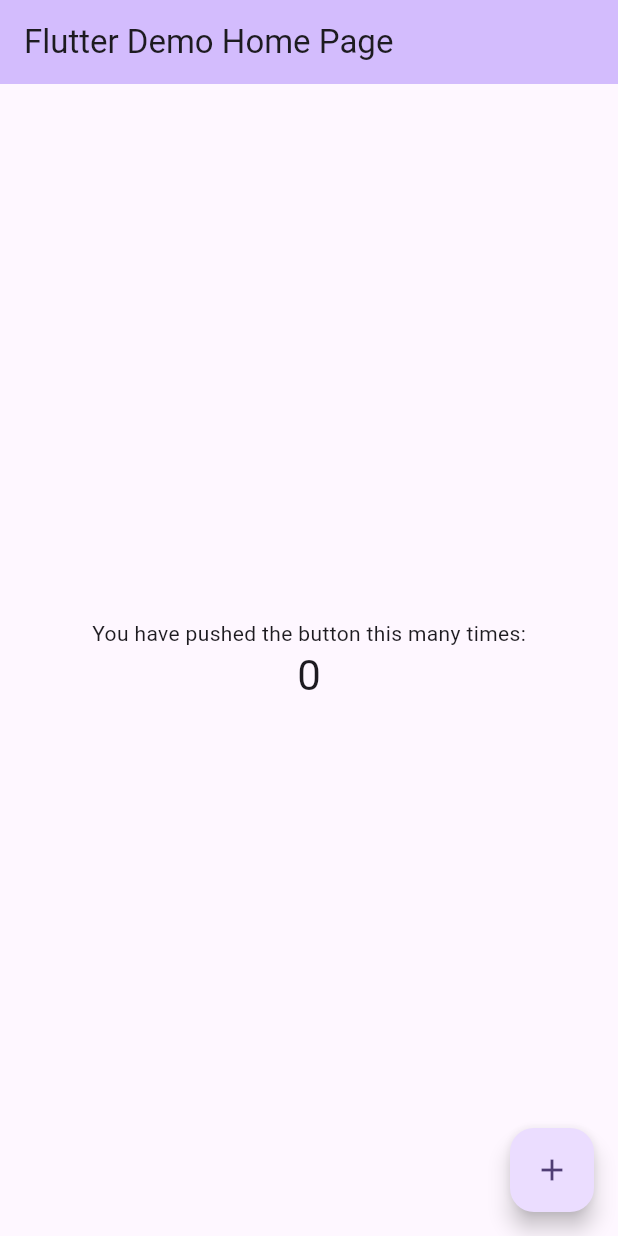
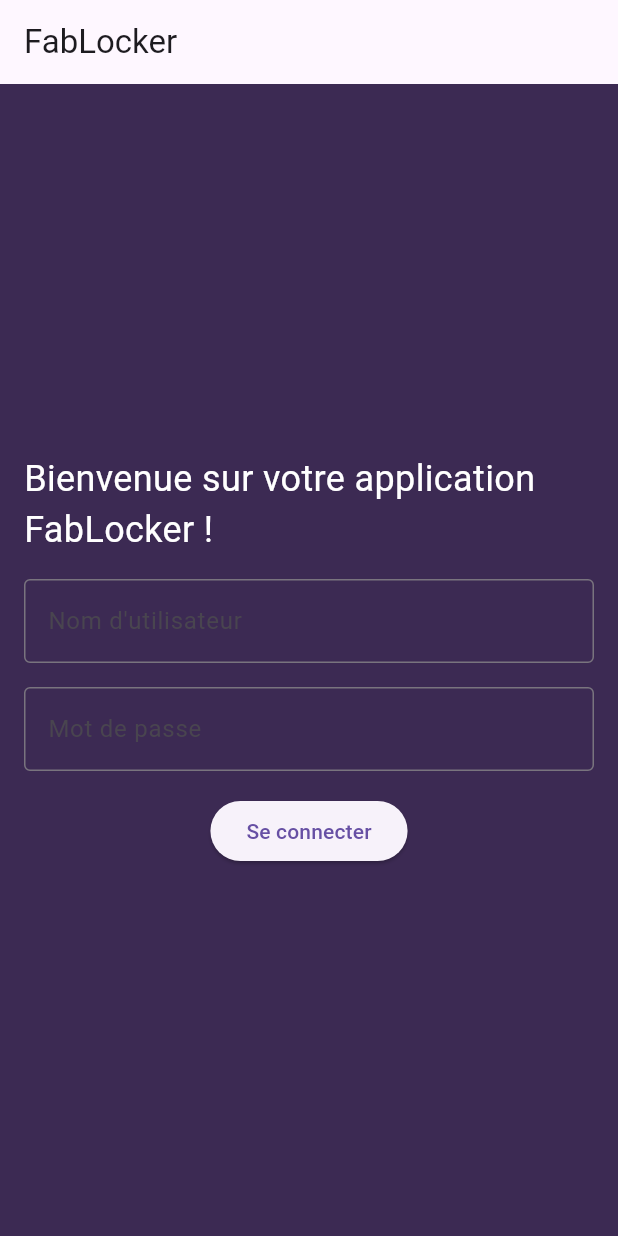
Before and after one commit to TheoPrs/FabLocker, a Flutter app: the screen it shows after launch, on a phone screen of 412 x 824 dp. Run offline on Flutter 3.47's test engine with Material 3 defaults, Android fonts, the phone set to English and light mode, and no system bars.

Commit message:
V1 appli

```diff
--- a/fablocker/lib/main.dart
+++ b/fablocker/lib/main.dart
@@ -1,125 +1,67 @@
 import 'package:flutter/material.dart';
 
 void main() {
-  runApp(const MyApp());
+  runApp(MyApp());
 }
 
 class MyApp extends StatelessWidget {
-  const MyApp({super.key});
-
-  // This widget is the root of your application.
   @override
   Widget build(BuildContext context) {
     return MaterialApp(
-      title: 'Flutter Demo',
-      theme: ThemeData(
-        // This is the theme of your application.
-        //
-        // TRY THIS: Try running your application with "flutter run". You'll see
-        // the application has a purple toolbar. Then, without quitting the app,
-        // try changing the seedColor in the colorScheme below to Colors.green
-        // and then invoke "hot reload" (save your changes or press the "hot
-        // reload" button in a Flutter-supported IDE, or press "r" if you used
-        // the command line to start the app).
-        //
-        // Notice that the counter didn't reset back to zero; the application
-        // state is not lost during the reload. To reset the state, use hot
-        // restart instead.
-        //
-        // This works for code too, not just values: Most code changes can be
-        // tested with just a hot reload.
-        colorScheme: ColorScheme.fromSeed(seedColor: Colors.deepPurple),
-        useMaterial3: true,
-      ),
-      home: const MyHomePage(title: 'Flutter Demo Home Page'),
+      home: MyHomePage(),
     );
   }
 }
 
-class MyHomePage extends StatefulWidget {
-  const MyHomePage({super.key, required this.title});
-
-  // This widget is the home page of your application. It is stateful, meaning
-  // that it has a State object (defined below) that contains fields that affect
-  // how it looks.
-
-  // This class is the configuration for the state. It holds the values (in this
-  // case the title) provided by the parent (in this case the App widget) and
-  // used by the build method of the State. Fields in a Widget subclass are
-  // always marked "final".
-
-  final String title;
-
-  @override
-  State<MyHomePage> createState() => _MyHomePageState();
-}
-
-class _MyHomePageState extends State<MyHomePage> {
-  int _counter = 0;
-
-  void _incrementCounter() {
-    setState(() {
-      // This call to setState tells the Flutter framework that something has
-      // changed in this State, which causes it to rerun the build method below
-      // so that the display can reflect the updated values. If we changed
-      // _counter without calling setState(), then the build method would not be
-      // called again, and so nothing would appear to happen.
-      _counter++;
-    });
-  }
-
+class MyHomePage extends StatelessWidget {
   @override
   Widget build(BuildContext context) {
-    // This method is rerun every time setState is called, for instance as done
-    // by the _incrementCounter method above.
-    //
-    // The Flutter framework has been optimized to make rerunning build methods
-    // fast, so that you can just rebuild anything that needs updating rather
-    // than having to individually change instances of widgets.
     return Scaffold(
       appBar: AppBar(
-        // TRY THIS: Try changing the color here to a specific color (to
-        // Colors.amber, perhaps?) and trigger a hot reload to see the AppBar
-        // change color while the other colors stay the same.
-        backgroundColor: Theme.of(context).colorScheme.inversePrimary,
-        // Here we take the value from the MyHomePage object that was created by
-        // the App.build method, and use it to set our appbar title.
-        title: Text(widget.title),
+        title: Text('FabLocker'),
       ),
-      body: Center(
-        // Center is a layout widget. It takes a single child and positions it
-        // in the middle of the parent.
+      body: Padding(
+        padding: const EdgeInsets.all(16.0),
         child: Column(
-          // Column is also a layout widget. It takes a list of children and
-          // arranges them vertically. By default, it sizes itself to fit its
-          // children horizontally, and tries to be as tall as its parent.
-          //
-          // Column has various properties to control how it sizes itself and
-          // how it positions its children. Here we use mainAxisAlignment to
-          // center the children vertically; the main axis here is the vertical
-          // axis because Columns are vertical (the cross axis would be
-          // horizontal).
-          //
-          // TRY THIS: Invoke "debug painting" (choose the "Toggle Debug Paint"
-          // action in the IDE, or press "p" in the console), to see the
-          // wireframe for each widget.
           mainAxisAlignment: MainAxisAlignment.center,
-          children: <Widget>[
-            const Text(
-              'You have pushed the button this many times:',
+          children: [
+            Align(
+              alignment: Alignment(0, -0.85),
+              child: Text(
+                'Bienvenue sur votre application FabLocker !',
+                style: TextStyle(
+                  color: Colors.white,
+                  fontSize: 24.0,
+                ),
+              ),
             ),
-            Text(
-              '$_counter',
-              style: Theme.of(context).textTheme.headlineMedium,
+            SizedBox(height: 16.0,width: 50), // Ajoute un espace entre les zones de texte
+            TextField(
+              decoration: InputDecoration(
+                labelText: 'Nom d\'utilisateur',
+                border: OutlineInputBorder(),
+              ),
+            ),
+            SizedBox(height: 16.0,width: 50), // Ajoute un espace entre les zones de texte
+            TextField(
+              obscureText: true, // Pour masquer le texte (mot de passe)
+              decoration: InputDecoration(
+                labelText: 'Mot de passe',
+                border: OutlineInputBorder(),
+              ),
+            ),
+            SizedBox(height: 16.0), // Ajoute un espace entre les zones de texte
+            ElevatedButton(
+              onPressed: () {
+                // Action à effectuer lors de l'appui sur le bouton
+                print('Bouton appuyé!');
+              },
+              child: Text('Se connecter'),
             ),
           ],
         ),
       ),
-      floatingActionButton: FloatingActionButton(
-        onPressed: _incrementCounter,
-        tooltip: 'Increment',
-        child: const Icon(Icons.add),
-      ), // This trailing comma makes auto-formatting nicer for build methods.
+      backgroundColor: Color(0xFF3C2A53),
     );
   }
 }
```
